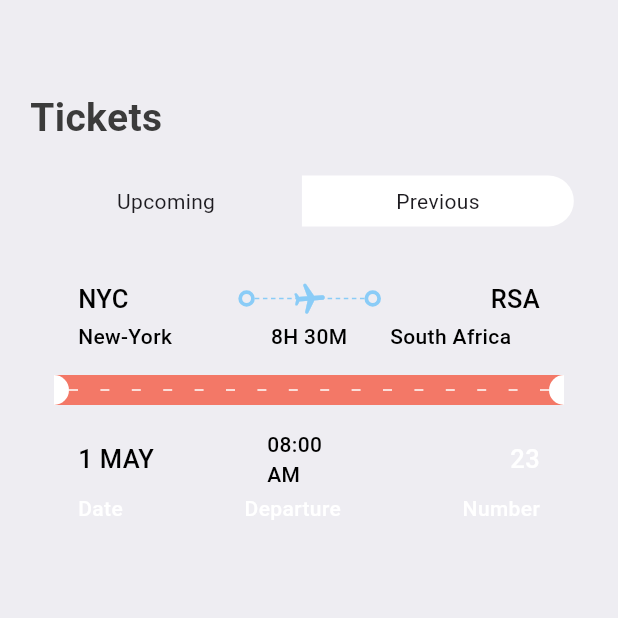
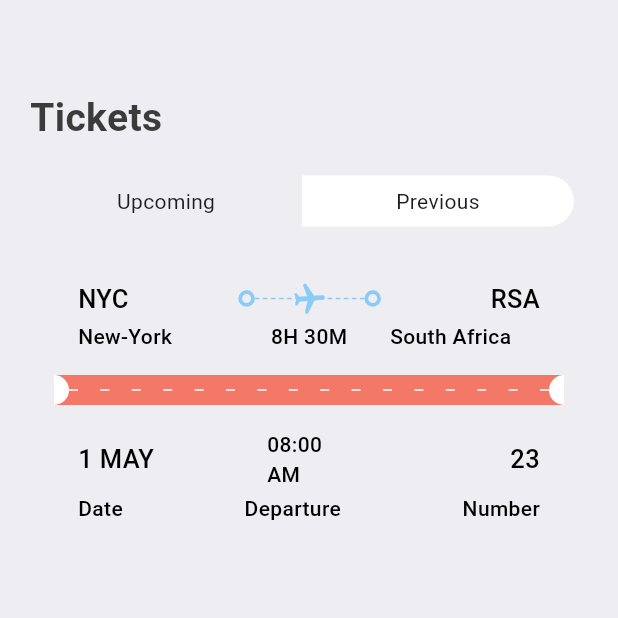
Before and after one commit to Gontse/ticket_app, a Flutter app: the TicketScreen screen opened directly, on a phone screen of 412 x 824 dp, the top half of it. Run offline on Flutter 3.47's test engine with Material 3 defaults, Android fonts, the phone set to English and light mode, and no system bars; our stand-ins replace fluentui_icons.

Commit message:
Update ticket_view.dart

```diff
--- a/lib/Core/Widgets/ticket_view.dart
+++ b/lib/Core/Widgets/ticket_view.dart
@@ -148,7 +148,7 @@ class TicketView extends StatelessWidget {
                             textAlign: TextAlign.end,
                             ticket["number"].toString(),
                             style: AppStyles.headlineStyle3
-                                .copyWith(color: Colors.white),
+                                .copyWith(color: isColor == null ? Colors.white : Colors.black),
                           ),
                         ),
                       ],
@@ -162,19 +162,19 @@ class TicketView extends StatelessWidget {
                         Text(
                           "Date",
                           style: AppStyles.headlineStyle4
-                              .copyWith(color: Colors.white),
+                              .copyWith(color:isColor == null ? Colors.white : Colors.black),
                         ),
                         Expanded(child: Container()),
                         Text(
                           "Departure",
                           style: AppStyles.headlineStyle4
-                              .copyWith(color: Colors.white),
+                              .copyWith(color: isColor == null ? Colors.white : Colors.black),
                         ),
                         Expanded(child: Container()),
                         Text(
                           "Number",
                           style: AppStyles.headlineStyle4
-                              .copyWith(color: Colors.white),
+                              .copyWith(color: isColor == null ? Colors.white : Colors.black),
                         ),
                       ],
                     )
```
